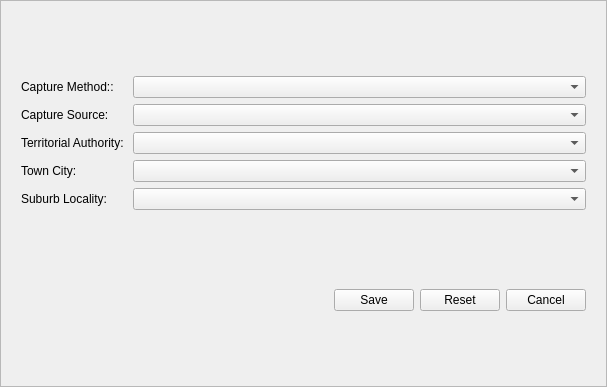
The window that buildings/gui/new_outline_bulk.ui (linz/nz-buildings) describes before a commit, drawn with Qt 5.
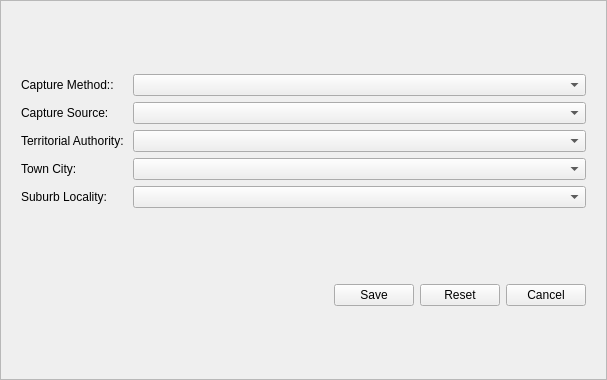
The same window after the commit.

The edit to the form file:
```diff
--- a/buildings/gui/new_outline_bulk.ui
+++ b/buildings/gui/new_outline_bulk.ui
@@ -7,7 +7,7 @@
     <x>0</x>
     <y>0</y>
     <width>607</width>
-    <height>387</height>
+    <height>380</height>
    </rect>
   </property>
   <property name="windowTitle">
```
Left out of the diff: 4 changed lines with no effect on the pictures.
